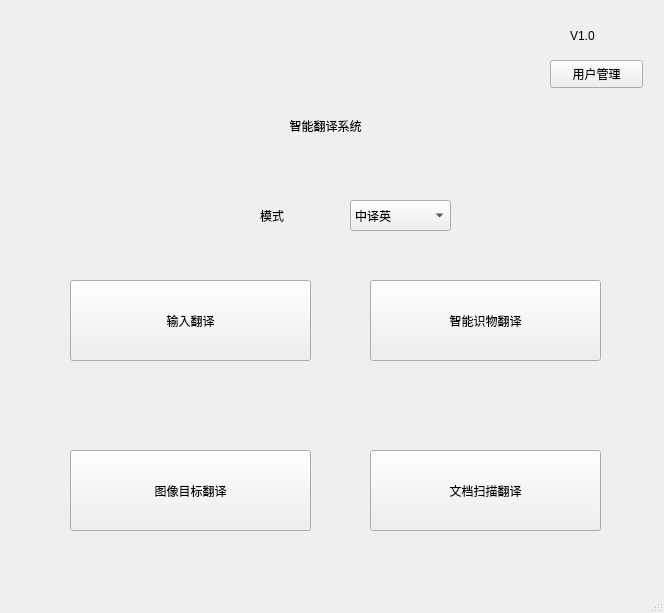
Above: main_ui.ui from zwh2119/Translator-HuaWei before the change. Below: the same form after it.
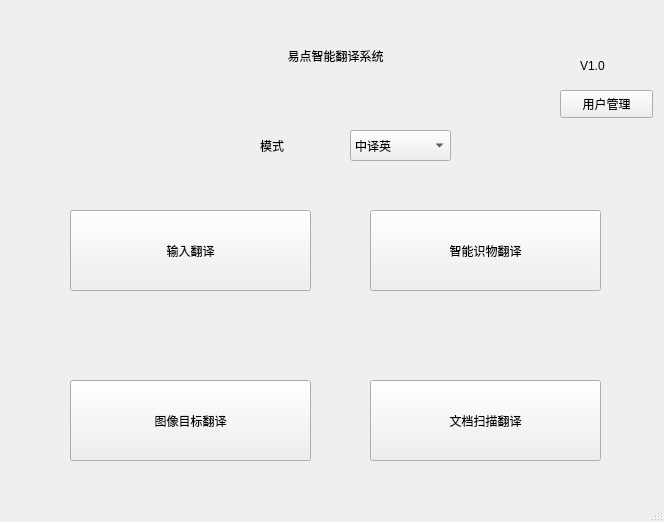
That is the form after the change.

```diff
--- a/main_ui.ui
+++ b/main_ui.ui
@@ -7,7 +7,7 @@
     <x>0</x>
     <y>0</y>
     <width>664</width>
-    <height>613</height>
+    <height>522</height>
    </rect>
   </property>
   <property name="windowTitle">
@@ -18,7 +18,7 @@
     <property name="geometry">
      <rect>
       <x>70</x>
-      <y>280</y>
+      <y>210</y>
       <width>241</width>
       <height>81</height>
      </rect>
@@ -34,7 +34,7 @@
     <property name="geometry">
      <rect>
       <x>70</x>
-      <y>450</y>
+      <y>380</y>
       <width>241</width>
       <height>81</height>
      </rect>
@@ -50,7 +50,7 @@
     <property name="geometry">
      <rect>
       <x>370</x>
-      <y>280</y>
+      <y>210</y>
       <width>231</width>
       <height>81</height>
      </rect>
@@ -66,7 +66,7 @@
     <property name="geometry">
      <rect>
       <x>370</x>
-      <y>450</y>
+      <y>380</y>
       <width>231</width>
       <height>81</height>
      </rect>
@@ -81,8 +81,8 @@
    <widget class="QLabel" name="label">
     <property name="geometry">
      <rect>
-      <x>110</x>
-      <y>80</y>
+      <x>120</x>
+      <y>10</y>
       <width>431</width>
       <height>91</height>
      </rect>
@@ -91,7 +91,7 @@
      <string notr="true">font: 30pt &quot;华光行楷_CNKI&quot;;</string>
     </property>
     <property name="text">
-     <string>智能翻译系统</string>
+     <string>易点智能翻译系统</string>
     </property>
     <property name="alignment">
      <set>Qt::AlignCenter</set>
@@ -101,7 +101,7 @@
     <property name="geometry">
      <rect>
       <x>350</x>
-      <y>200</y>
+      <y>130</y>
       <width>101</width>
       <height>31</height>
      </rect>
@@ -124,7 +124,7 @@
     <property name="geometry">
      <rect>
       <x>260</x>
-      <y>200</y>
+      <y>130</y>
       <width>91</width>
       <height>31</height>
      </rect>
@@ -139,8 +139,8 @@
    <widget class="QLabel" name="label_3">
     <property name="geometry">
      <rect>
-      <x>570</x>
-      <y>20</y>
+      <x>580</x>
+      <y>50</y>
       <width>72</width>
       <height>31</height>
      </rect>
@@ -155,8 +155,8 @@
    <widget class="QPushButton" name="pushButton_5">
     <property name="geometry">
      <rect>
-      <x>550</x>
-      <y>60</y>
+      <x>560</x>
+      <y>90</y>
       <width>93</width>
       <height>28</height>
      </rect>
```
